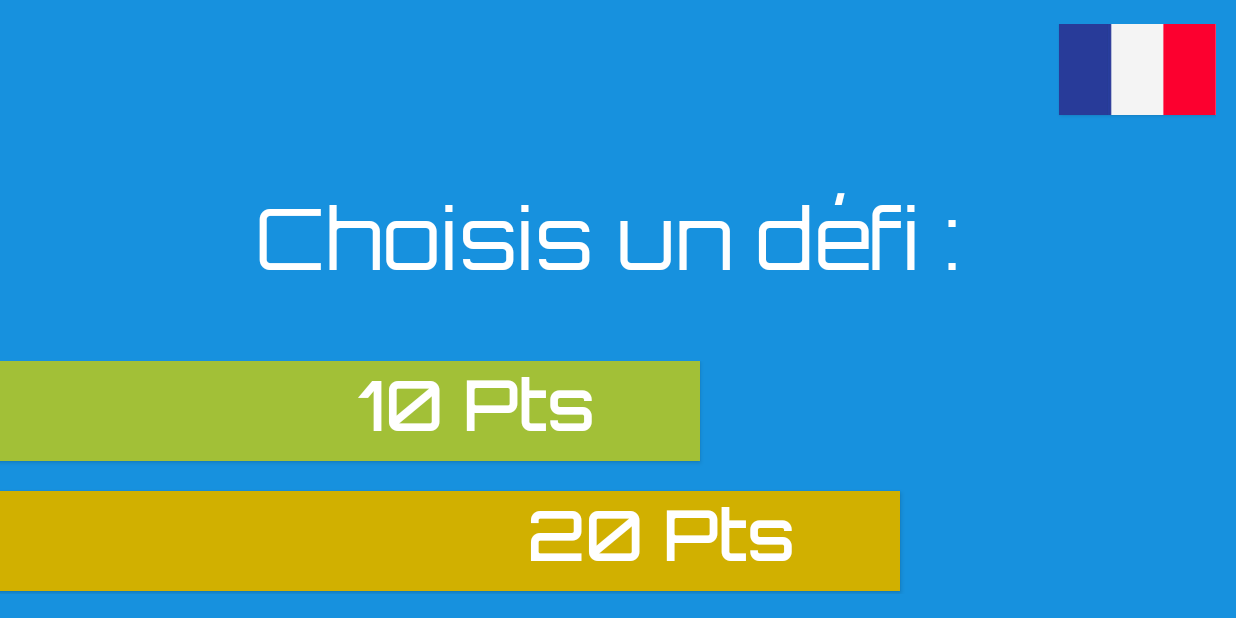
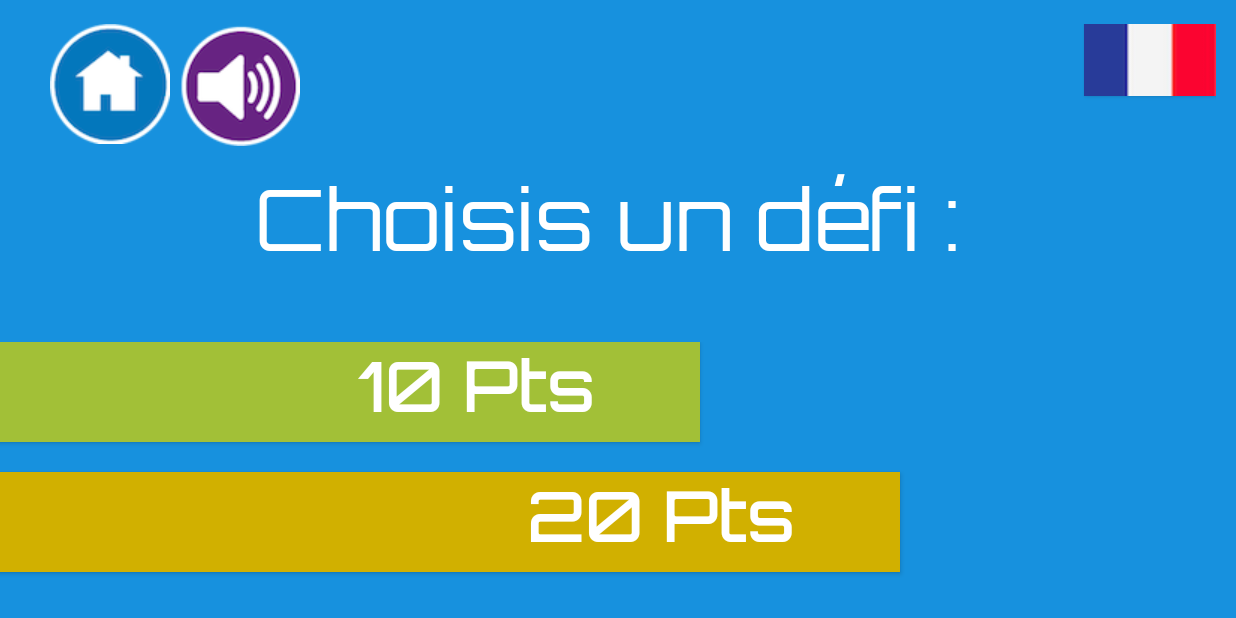
Before and after one commit to lmontion/ABC-Geometrie, an Android app: the ChooseDefiActivity screen opened directly, with no data from a screen before it, on a phone screen of 824 x 412 dp (held sideways). Run offline under Robolectric (Android 15) with nearby library versions, the phone set to English and light mode, and no system bars.

Commit message:
Ajout classe metier + Lecture vocale des titres + Boutons sur activity

```diff
--- a/android/ABCGeometrie/app/src/main/java/com/abcgeometrie/activity/AndroidTextToSpeechActivity.java
+++ b/android/ABCGeometrie/app/src/main/java/com/abcgeometrie/activity/AndroidTextToSpeechActivity.java
@@ -7,6 +7,7 @@ import android.util.Log;
 import android.view.View;
 import android.widget.Button;
 import android.widget.EditText;
+import android.widget.Toast;
 
 import com.abcgeometrie.R;
 
@@ -55,6 +56,8 @@ public class AndroidTextToSpeechActivity extends Activity implements
     public void onInit(int status) {
         // TODO Auto-generated method stub
 
+        Toast.makeText(getApplicationContext(), "bidon", Toast.LENGTH_SHORT).show();
+
         if (status == TextToSpeech.SUCCESS) {
 
             //Locale locSpanish = new Locale("spa", "ESP"); //les deux lignes à la place de int result pour mettre en espagnol
--- a/android/ABCGeometrie/app/src/main/java/com/abcgeometrie/activity/ChooseDefiActivity.java
+++ b/android/ABCGeometrie/app/src/main/java/com/abcgeometrie/activity/ChooseDefiActivity.java
@@ -3,6 +3,7 @@ package com.abcgeometrie.activity;
 import android.app.Activity;
 import android.content.Intent;
 import android.graphics.Typeface;
+import android.speech.tts.TextToSpeech;
 import android.support.v7.app.ActionBarActivity;
 import android.os.Bundle;
 import android.view.Menu;
@@ -11,15 +12,18 @@ import android.view.View;
 import android.view.Window;
 import android.view.WindowManager;
 import android.widget.Button;
+import android.widget.ImageView;
 import android.widget.TextView;
 
 import com.abcgeometrie.R;
 
 
-public class ChooseDefiActivity extends Activity {
+public class ChooseDefiActivity extends Activity implements TextToSpeech.OnInitListener {
 
     private Button btnLang, btn10, btn20, btn40;
     private TextView tv;
+    private ImageView speak, home;
+    private TextToSpeech tts;
 
     @Override
     protected void onCreate(Bundle savedInstanceState) {
@@ -27,6 +31,7 @@ public class ChooseDefiActivity extends Activity {
         setContentView(R.layout.activity_choose_defi);
         overridePendingTransition(R.anim.slide_in, R.anim.slide_out);
         getWindow().setFlags(WindowManager.LayoutParams.FLAG_FULLSCREEN, WindowManager.LayoutParams.FLAG_FULLSCREEN);
+        tts = new TextToSpeech(this,this);
 
         tv = (TextView) findViewById(R.id.textChooseDefi);
 
@@ -34,6 +39,8 @@ public class ChooseDefiActivity extends Activity {
         btn10 = (Button) findViewById(R.id.btn10);
         btn20 = (Button) findViewById(R.id.btn20);
         btn40 = (Button) findViewById(R.id.btn40);
+        home = (ImageView) findViewById(R.id.btnHome);
+        speak = (ImageView) findViewById(R.id.btnTTS);
 
         Typeface tfLight = Typeface.createFromAsset(getAssets(),"fonts/orbitron-light.otf");
         Typeface tfMedium = Typeface.createFromAsset(getAssets(),"fonts/orbitron-medium.otf");
@@ -50,6 +57,21 @@ public class ChooseDefiActivity extends Activity {
                 startActivity(i);
             }
         });
+
+        home.setOnClickListener(new View.OnClickListener() {
+            @Override
+            public void onClick(View v) {
+                Intent i = new Intent(ChooseDefiActivity.this, MainActivity.class);
+                startActivity(i);
+            }
+        });
+
+        speak.setOnClickListener(new TextView.OnClickListener() {
+            @Override
+            public void onClick(View v) {
+                AndroidTextToSpeech textToSpeech = new AndroidTextToSpeech("FR",tv.getText().toString(),tts);
+            }
+        });
     }
 
     @Override
@@ -59,4 +81,8 @@ public class ChooseDefiActivity extends Activity {
         overridePendingTransition(0,R.anim.slide_haut_return);
     }
 
+    @Override
+    public void onInit(int status) {
+
+    }
 }
--- a/android/ABCGeometrie/app/src/main/java/com/abcgeometrie/activity/QuestionActivity.java
+++ b/android/ABCGeometrie/app/src/main/java/com/abcgeometrie/activity/QuestionActivity.java
@@ -16,8 +16,8 @@ public class QuestionActivity extends Activity {
     protected void onCreate(Bundle savedInstanceState) {
         super.onCreate(savedInstanceState);
         setContentView(R.layout.activity_question);
+        getWindow().setFlags(WindowManager.LayoutParams.FLAG_FULLSCREEN, WindowManager.LayoutParams.FLAG_FULLSCREEN);
         overridePendingTransition(R.anim.slide_haut, R.anim.slide_bas);
-        getWindow().setFlags(WindowManager.LayoutParams.FLAG_FULLSCREEN, WindowManager.LayoutParams.FLAG_FULLSCREEN);
 
         Typeface tfLight = Typeface.createFromAsset(getAssets(), "fonts/orbitron-light.otf");
         Typeface tfMedium = Typeface.createFromAsset(getAssets(),"fonts/orbitron-medium.otf");
--- a/android/ABCGeometrie/app/src/main/res/layout/activity_choose_defi.xml
+++ b/android/ABCGeometrie/app/src/main/res/layout/activity_choose_defi.xml
@@ -6,6 +6,22 @@
     android:paddingBottom="@dimen/activity_vertical_margin"
     tools:context="com.abcgeometrie.ChooseDefiActivity"
     android:background="@color/monBleu">
+
+    <ImageView
+        android:layout_width="wrap_content"
+        android:layout_height="wrap_content"
+        android:height="46px"
+        android:id="@+id/btnHome"
+        android:src="@drawable/btnaccueil"
+        android:layout_marginLeft="50px"/>
+
+    <ImageView
+        android:layout_width="wrap_content"
+        android:layout_height="wrap_content"
+        android:height="46px"
+        android:id="@+id/btnTTS"
+        android:src="@drawable/btnspeaker"
+        android:layout_marginLeft="180px"/>
 
     <LinearLayout
         android:orientation="vertical"
--- a/android/ABCGeometrie/app/src/main/res/layout/activity_team.xml
+++ b/android/ABCGeometrie/app/src/main/res/layout/activity_team.xml
@@ -34,7 +34,7 @@
             android:layout_marginLeft="125px"
             android:layout_marginRight="100px"
             android:background="@drawable/avatartristan"
-            android:textSize="100px"/>
+            android:textSize="100px" />
 
         <TextView
             android:layout_width="179px"
```
Also changed, not shown: android/ABCGeometrie/app/src/main/java/com/abcgeometrie/activity/AndroidTextToSpeech.java (added, +59 -0 lines), android/ABCGeometrie/app/src/main/java/com/abcgeometrie/activity/ChooseLevelActivity.java (+30 -1 lines), android/ABCGeometrie/app/src/main/java/com/abcgeometrie/activity/MainActivity.java (+1 -23 lines), android/ABCGeometrie/app/src/main/java/com/abcgeometrie/metier/Contrat.java (added, +7 -0 lines), android/ABCGeometrie/app/src/main/java/com/abcgeometrie/metier/Image.java (added, +7 -0 lines), android/ABCGeometrie/app/src/main/java/com/abcgeometrie/metier/Niveau.java (added, +7 -0 lines), android/ABCGeometrie/app/src/main/java/com/abcgeometrie/metier/Question.java (added, +7 -0 lines), android/ABCGeometrie/app/src/main/java/com/abcgeometrie/metier/Score.java (added, +50 -0 lines), android/ABCGeometrie/app/src/main/res/layout/activity_choose_level.xml (+15 -0 lines), android/ABCGeometrie/app/src/main/res/drawable-xhdpi/france.jpg (deleted), android/ABCGeometrie/app/src/main/res/drawable/angleterre.jpg (deleted), android/ABCGeometrie/app/src/main/res/drawable/btnaccueil.png (added), android/ABCGeometrie/app/src/main/res/drawable/btnspeaker.png (added), android/ABCGeometrie/app/src/main/res/drawable/espagne.jpg (deleted).
